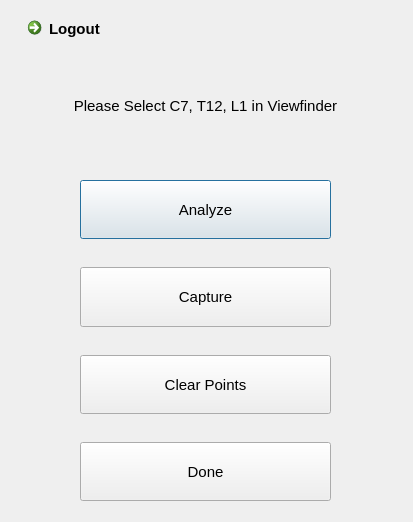
Above: Kinect-UI-Frame-web-2/Resources/UIResources/UI/uiFormat/kyphosisControlUI.ui from datax-lab/NIHAN-Kinect before the change. Below: the same form after it.
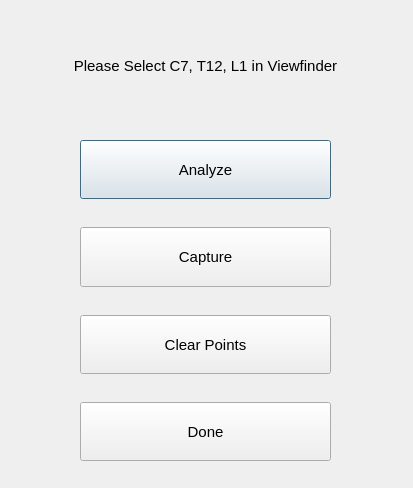
That is the form after the change.

Commit message:
removed logout button
Removed logout button from Kyphosis Control Panel since it would cause large issues, however pressing done, whether there is data or not, will provide the user the ability to logout, or switch patient.

What changed in the file:
```diff
--- a/Kinect-UI-Frame-web-2/Resources/UIResources/UI/uiFormat/kyphosisControlUI.ui
+++ b/Kinect-UI-Frame-web-2/Resources/UIResources/UI/uiFormat/kyphosisControlUI.ui
@@ -7,7 +7,7 @@
     <x>0</x>
     <y>0</y>
     <width>413</width>
-    <height>522</height>
+    <height>488</height>
    </rect>
   </property>
   <property name="windowTitle">
@@ -17,7 +17,7 @@
    <property name="geometry">
     <rect>
      <x>20</x>
-     <y>60</y>
+     <y>20</y>
      <width>371</width>
      <height>91</height>
     </rect>
@@ -55,7 +55,7 @@
    <property name="geometry">
     <rect>
      <x>80</x>
-     <y>180</y>
+     <y>140</y>
      <width>251</width>
      <height>321</height>
     </rect>
@@ -212,25 +212,6 @@
     </item>
    </layout>
   </widget>
-  <widget class="QCommandLinkButton" name="commandLinkButton">
-   <property name="geometry">
-    <rect>
-     <x>20</x>
-     <y>10</y>
-     <width>185</width>
-     <height>41</height>
-    </rect>
-   </property>
-   <property name="font">
-    <font>
-     <family>Segoe UI</family>
-     <pointsize>11</pointsize>
-    </font>
-   </property>
-   <property name="text">
-    <string>Logout</string>
-   </property>
-  </widget>
  </widget>
  <resources/>
  <connections/>
```
The commit also changes 11 other files.
